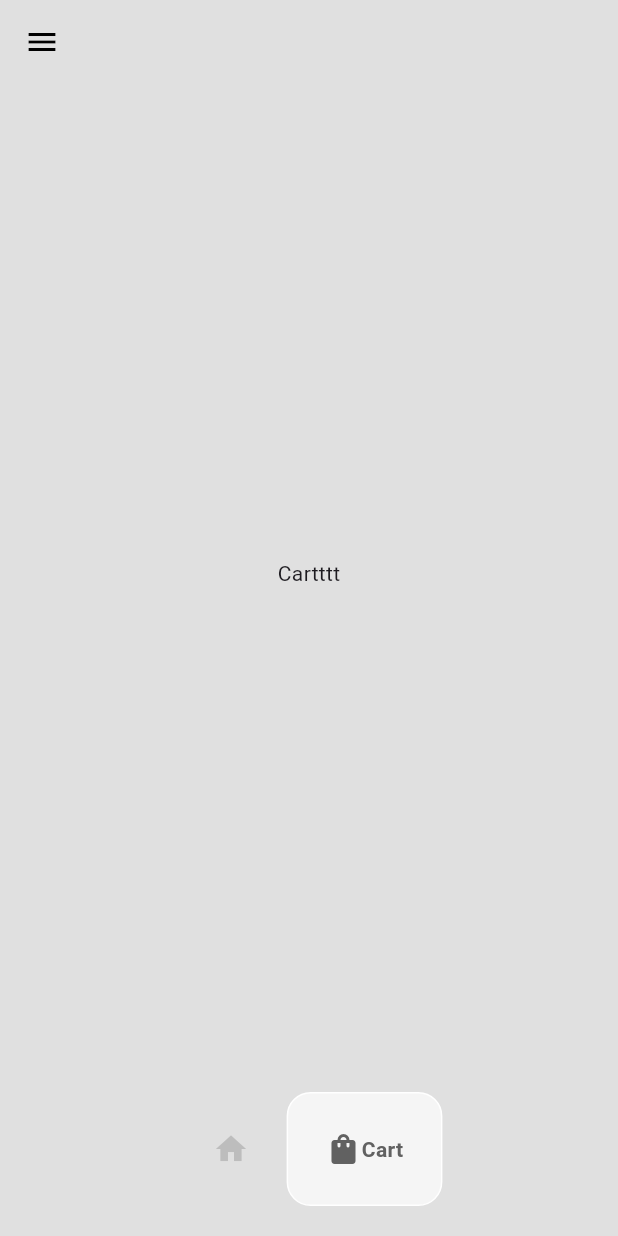
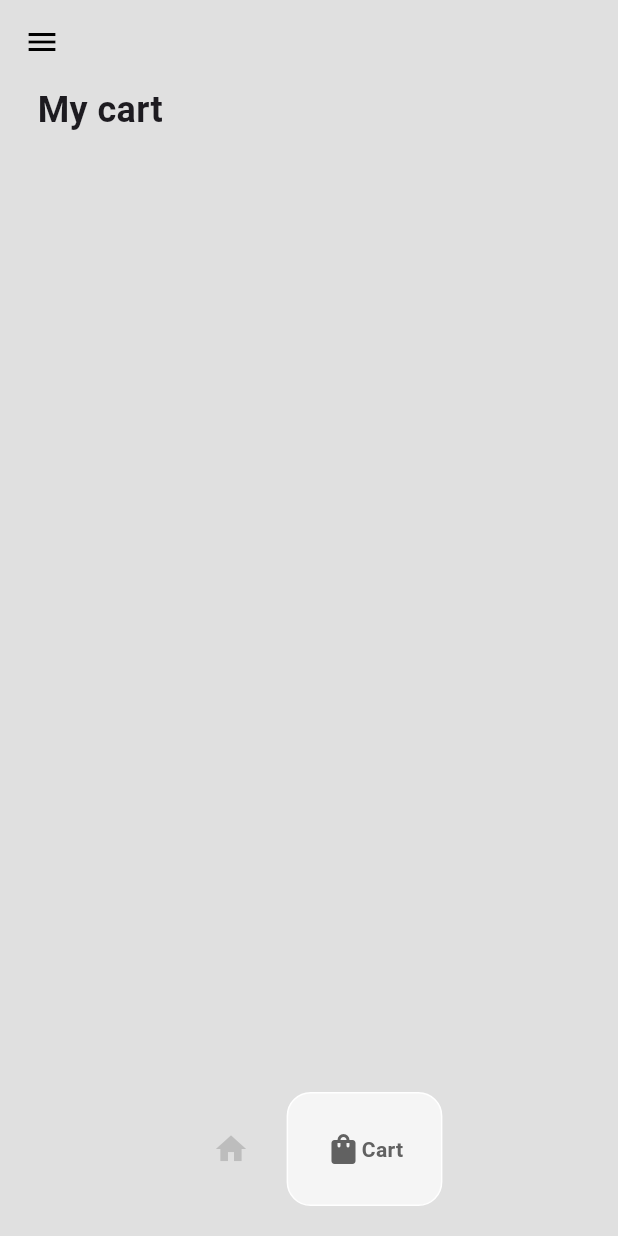
Before and after one commit to bean298/Flutter_Dart_App, a Flutter app: the HomePage screen opened directly, item 2 of the bottom bar chosen, on a phone screen of 412 x 824 dp. Run offline on Flutter 3.47's test engine with Material 3 defaults, Android fonts, the phone set to English and light mode, and no system bars; drawn by our look-alikes of google_nav_bar.

Commit message:
Update ui cart

```diff
--- a/shoes_app/lib/components/bottom_nav_bar.dart
+++ b/shoes_app/lib/components/bottom_nav_bar.dart
@@ -1,6 +1,7 @@
 import 'package:flutter/material.dart';
 import 'package:google_nav_bar/google_nav_bar.dart';
 
+// ignore: must_be_immutable
 class MyBottomNavBar extends StatelessWidget {
   // Tham số sẽ là kiểu int, ko trả về gì
   void Function(int)? onTabChange;
--- a/shoes_app/lib/components/shoe_tile.dart
+++ b/shoes_app/lib/components/shoe_tile.dart
@@ -1,6 +1,7 @@
 import 'package:flutter/material.dart';
 import 'package:shoes_app/models/shoe.dart';
 
+// ignore: must_be_immutable
 class ShoeTile extends StatelessWidget {
   // Use shoe model
   Shoe shoe;
--- a/shoes_app/lib/models/cart.dart
+++ b/shoes_app/lib/models/cart.dart
@@ -1,5 +1,4 @@
 import 'package:flutter/material.dart';
-import 'package:provider/provider.dart';
 import 'package:shoes_app/models/shoe.dart';
 
 class Cart extends ChangeNotifier {
--- a/shoes_app/lib/pages/cart_page.dart
+++ b/shoes_app/lib/pages/cart_page.dart
@@ -1,4 +1,8 @@
 import 'package:flutter/material.dart';
+import 'package:provider/provider.dart';
+import 'package:shoes_app/components/cart_item.dart';
+import 'package:shoes_app/models/cart.dart';
+import 'package:shoes_app/models/shoe.dart';
 
 class CartPage extends StatefulWidget {
   const CartPage({super.key});
@@ -10,6 +14,36 @@ class CartPage extends StatefulWidget {
 class _CartPageState extends State<CartPage> {
   @override
   Widget build(BuildContext context) {
-    return Center(child: Text("Cartttt"));
+    // Consumer<T> là một widget đặc biệt dùng để lắng nghe sự thay đổi từ một
+    // ChangeNotifier (ở đây là Cart) và rebuild UI mỗi khi có thay đổi.
+    return Consumer<Cart>(
+      builder: (context, value, child) => Padding(
+        padding: const EdgeInsets.symmetric(horizontal: 25.0),
+        child: Column(
+          crossAxisAlignment: CrossAxisAlignment.start,
+          children: [
+            // Heading
+            const Text(
+              "My cart",
+              style: TextStyle(fontWeight: FontWeight.bold, fontSize: 24),
+            ),
+
+            const SizedBox(height: 20),
+
+            Expanded(
+              child: ListView.builder(
+                itemCount: value.getUserCart().length,
+                itemBuilder: (context, index) {
+                  // Get individual shoe
+                  Shoe individualShoe = value.getUserCart()[index];
+
+                  return CartItem(shoe: individualShoe);
+                },
+              ),
+            ),
+          ],
+        ),
+      ),
+    );
   }
 }
--- a/shoes_app/lib/pages/shop_page.dart
+++ b/shoes_app/lib/pages/shop_page.dart
@@ -26,6 +26,12 @@ class _ShopPageState extends State<ShopPage> {
       builder: (context) => AlertDialog(
         title: Text("Successfully added !"),
         content: Text("Check your cart"),
+        actions: [
+          TextButton(
+            onPressed: () => Navigator.pop(context),
+            child: const Text("OK"),
+          ),
+        ],
       ),
     );
   }
```
Also changed, not shown: shoes_app/Document.txt (added, +13 -0 lines), shoes_app/lib/components/cart_item.dart (added, +58 -0 lines).
